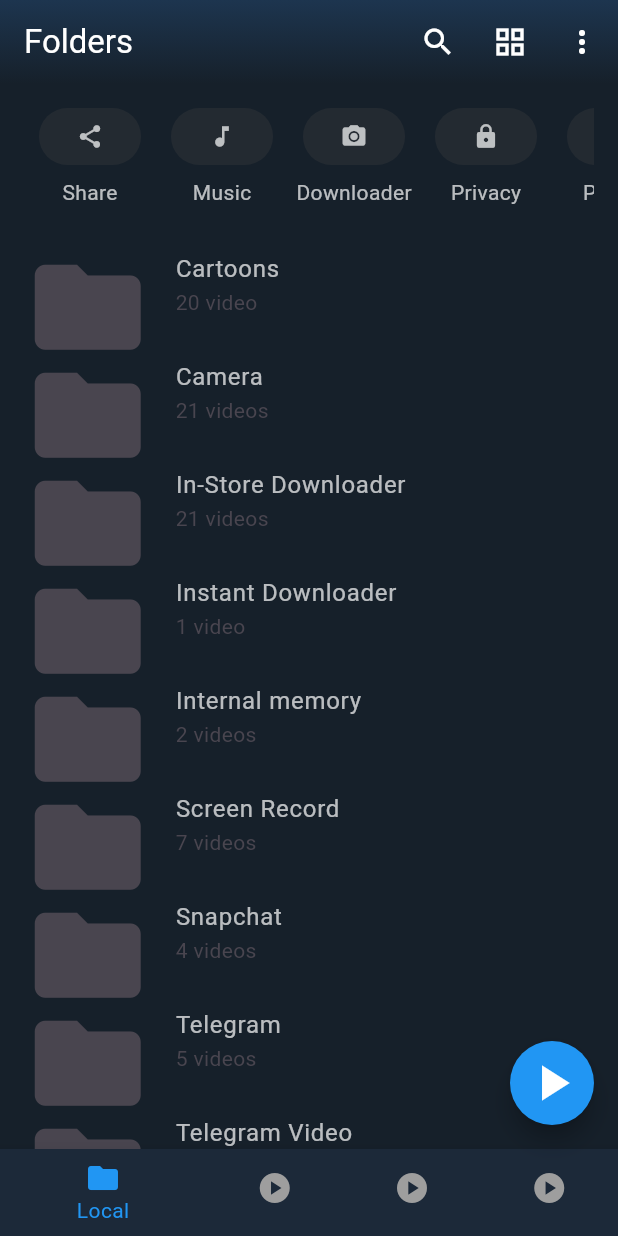
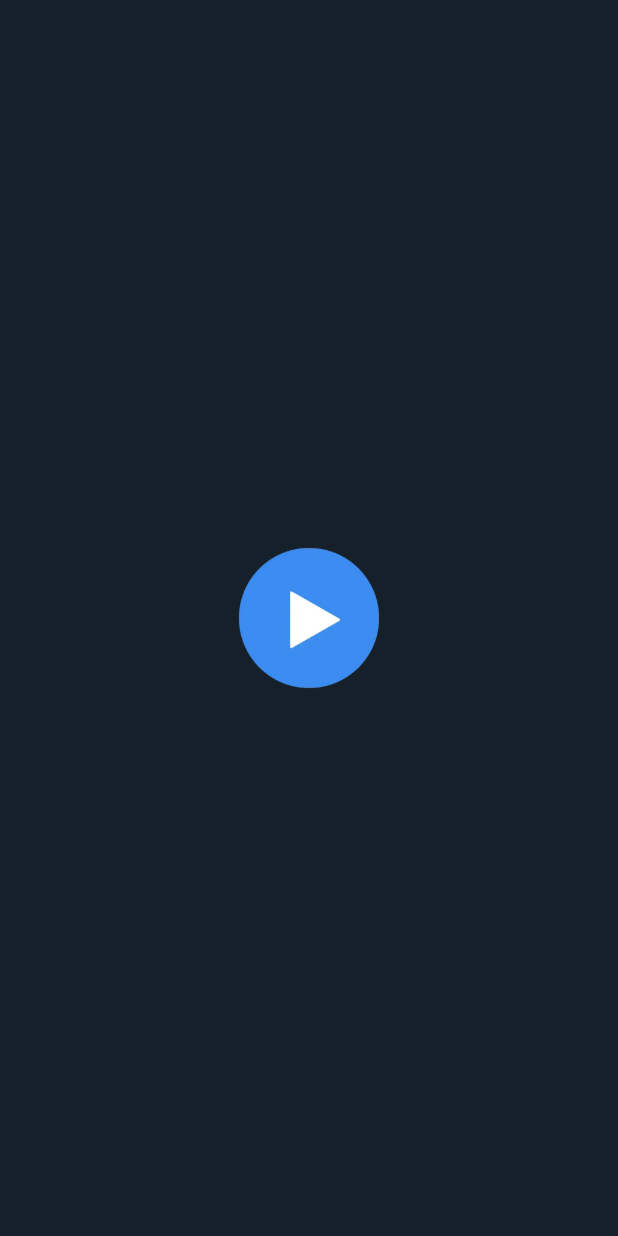
Before and after one commit to MauryaAayush/mx_player_clone, a Flutter app: the first screen one second after launch, on a phone screen of 412 x 824 dp. Run offline on Flutter 3.47's test engine with Material 3 defaults, Android fonts, the phone set to English and light mode, and no system bars; our stand-ins replace cached_network_image, chewie, video_player.

Commit message:
Radhey Radhey

```diff
--- a/lib/Views/MainScreen/Main_Screen.dart
+++ b/lib/Views/MainScreen/Main_Screen.dart
@@ -19,7 +19,8 @@ class _MyHomePageState extends State<MyHomePage> {
     return Scaffold(
       backgroundColor: Color(0xFF16202A),
       appBar: AppBar(
-        title: Text(
+        automaticallyImplyLeading: false,
+        title: const Text(
           "Folders",
           style: TextStyle(color: Colors.white),
         ),
--- /dev/null
+++ b/lib/Views/Splash_Screen.dart
@@ -0,0 +1,36 @@
+import 'package:flutter/material.dart';
+
+import 'MainScreen/Main_Screen.dart';
+
+class SplashScreen extends StatefulWidget {
+  const SplashScreen({super.key});
+
+  @override
+  _SplashScreenState createState() => _SplashScreenState();
+}
+
+class _SplashScreenState extends State<SplashScreen> {
+  @override
+  void initState() {
+    super.initState();
+    Future.delayed(Duration(seconds: 3), () {
+      Navigator.of(context).push(MaterialPageRoute(builder: (context) => MyHomePage(title: 'Video Player',),));
+    });
+  }
+
+  @override
+  Widget build(BuildContext context) {
+    return Scaffold(
+      backgroundColor: Color(0xFF16202A),
+      body: Center(
+        child: Container(
+          height: 100,
+          width: 100,
+          decoration: BoxDecoration(
+            image: DecorationImage(image: AssetImage('assets/mx.png')),
+          ),
+        ),
+      ),
+    );
+  }
+}
--- a/lib/main.dart
+++ b/lib/main.dart
@@ -1,5 +1,6 @@
 import 'package:flutter/material.dart';
 import 'Views/MainScreen/Main_Screen.dart';
+import 'Views/Splash_Screen.dart';
 
 
 
@@ -18,7 +19,8 @@ class MyApp extends StatelessWidget {
       theme: ThemeData(
         primarySwatch: Colors.blue,
       ),
-      home: MyHomePage(title: 'page',),
+      // home: MyHomePage(title: 'page',),
+      home: const SplashScreen(),
     );
   }
 }
```
Also changed, not shown: assets/mx.png (added).
